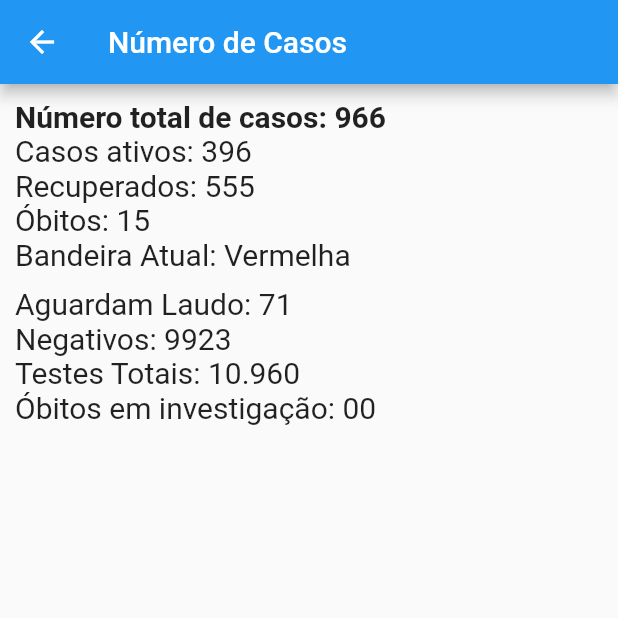
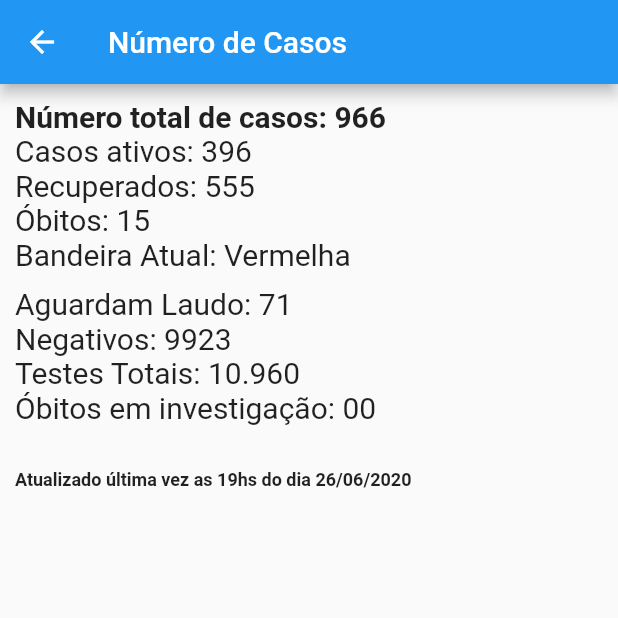
Before and after one commit to Adrieldf/CovidInfoHelper, a Flutter app: the ConsultData screen opened directly, on a phone screen of 412 x 824 dp, the top half of it. Run offline on Flutter 3.47's test engine with Material 2 defaults, Android fonts, the phone set to English and light mode, and no system bars.

Commit message:
last updated info

```diff
--- a/lib/consultData.dart
+++ b/lib/consultData.dart
@@ -96,6 +96,18 @@ class _ConsultDataState extends State<ConsultData> {
               ),
             ],
           ),
+          SizedBox(height: 30),
+          Row(
+            children: [
+              Text(
+                "Atualizado última vez as 19hs do dia 26/06/2020",
+                style: new TextStyle(
+                  fontSize: 12,
+                  fontWeight: FontWeight.bold,
+                ),
+              ),
+            ],
+          ),
         ],
       )),
     );
```
